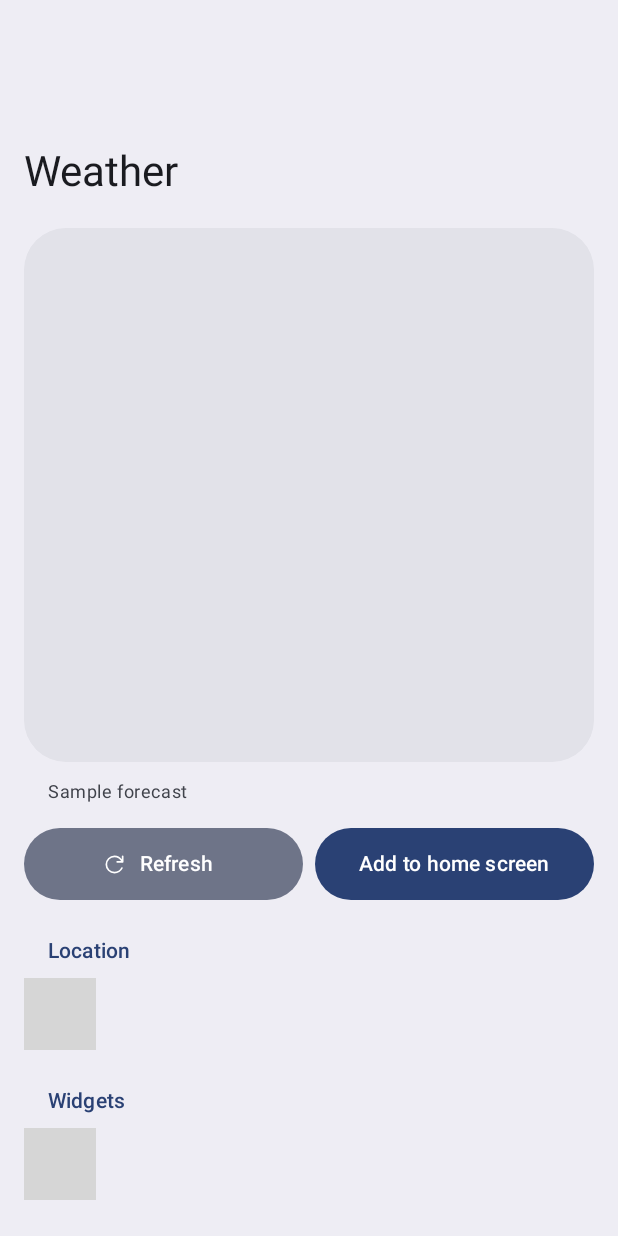
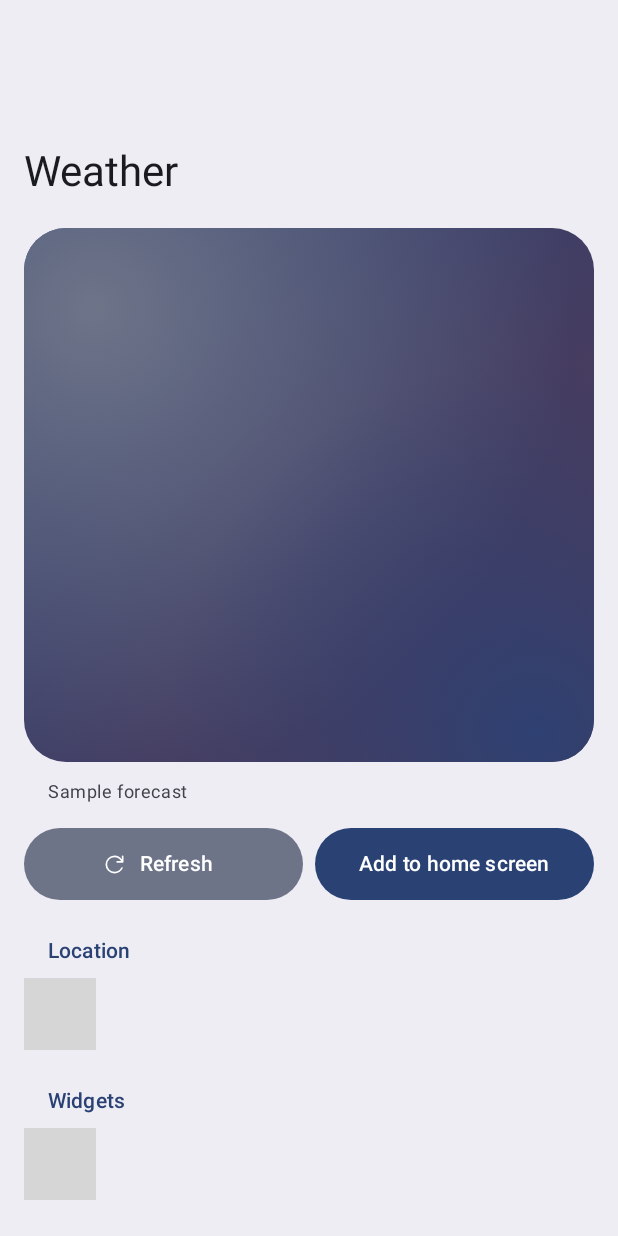
Before and after one commit to artemulianko/help-me-widgets, an Android app built with Jetpack Compose: the screen it shows after launch (MainActivity), on a phone screen of 412 x 824 dp. Run offline under Robolectric (Android 15) with nearby library versions, the phone set to English and light mode, and no system bars; our stand-ins replace Material 3 Expressive styles (plain Material 3 is drawn); libraries missing offline, so code that uses them is left out: androidx.glance, androidx.glance.action, androidx.glance.appwidget, androidx.glance.background, androidx.glance.layout; 9 statements that could not run were skipped; grey boxes are pictures that could not be loaded.

Commit message:
0.1.1: wallpaper backdrop behind widget preview, unused-app pause safeguard; README tweaks
Co-Authored-By: Claude Opus 5.5 <noreply@anthropic.com>

```diff
--- a/app/build.gradle.kts
+++ b/app/build.gradle.kts
@@ -14,8 +14,8 @@ android {
         applicationId = "app.nimbus.weather"
         minSdk = 31
         targetSdk = 37
-        versionCode = 1
-        versionName = "0.1.0"
+        versionCode = 2
+        versionName = "0.1.1"
         testInstrumentationRunner = "androidx.test.runner.AndroidJUnitRunner"
 
     }
--- a/app/src/main/java/app/nimbus/weather/ui/Components.kt
+++ b/app/src/main/java/app/nimbus/weather/ui/Components.kt
@@ -2,6 +2,7 @@
 
 package app.nimbus.weather.ui
 
+import android.app.WallpaperManager
 import android.content.Context
 import android.graphics.Typeface
 import android.widget.FrameLayout
@@ -44,6 +45,8 @@ import androidx.compose.runtime.remember
 import androidx.compose.ui.Alignment
 import androidx.compose.ui.Modifier
 import androidx.compose.ui.draw.clip
+import androidx.compose.ui.geometry.Offset
+import androidx.compose.ui.graphics.Brush
 import androidx.compose.ui.graphics.Color
 import androidx.compose.ui.platform.LocalContext
 import androidx.compose.ui.platform.testTag
@@ -118,19 +121,42 @@ fun WidgetPreview(state: WidgetState, size: DpSize, modifier: Modifier = Modifie
         modifier = modifier
             .fillMaxWidth()
             .clip(RoundedCornerShape(28.dp))
-            .background(MaterialTheme.colorScheme.surfaceContainerHighest)
-            .padding(vertical = 20.dp)
             .testTag("widget_preview"),
         contentAlignment = Alignment.Center,
     ) {
+        // A stand-in for your home screen, so background opacity reads exactly as it will there.
+        WallpaperBackdrop(Modifier.matchParentSize())
         AndroidView(
             factory = { FrameLayout(it) },
             update = { fl ->
                 fl.removeAllViews()
                 rv?.let { runCatching { fl.addView(it.apply(fl.context, fl)) } }
             },
-            modifier = Modifier.size(size),
+            modifier = Modifier.padding(vertical = 20.dp).size(size),
         )
+    }
+}
+
+/**
+ * Soft wallpaper-like backdrop from the colors of *your* wallpaper (WallpaperManager exposes
+ * them without any permission), falling back to the theme's accents.
+ */
+@Composable
+private fun WallpaperBackdrop(modifier: Modifier) {
+    val ctx = LocalContext.current
+    val cs = MaterialTheme.colorScheme
+    val wc = remember { runCatching { WallpaperManager.getInstance(ctx).getWallpaperColors(WallpaperManager.FLAG_SYSTEM) }.getOrNull() }
+    val a = wc?.primaryColor?.let { Color(it.toArgb()) } ?: cs.primary
+    val b = wc?.secondaryColor?.let { Color(it.toArgb()) } ?: cs.tertiary
+    val c = wc?.tertiaryColor?.let { Color(it.toArgb()) } ?: cs.secondaryContainer
+    Canvas(modifier) {
+        drawRect(Brush.linearGradient(listOf(a, b), start = Offset.Zero, end = Offset(size.width, size.height)))
+        val r1 = size.minDimension * 0.9f
+        val p1 = Offset(size.width * 0.12f, size.height * 0.15f)
+        drawCircle(Brush.radialGradient(listOf(c, c.copy(alpha = 0f)), center = p1, radius = r1), radius = r1, center = p1)
+        val r2 = size.minDimension * 0.7f
+        val p2 = Offset(size.width * 0.9f, size.height * 0.95f)
+        drawCircle(Brush.radialGradient(listOf(a.copy(alpha = 0.9f), a.copy(alpha = 0f)), center = p2, radius = r2), radius = r2, center = p2)
     }
 }
 
--- a/app/src/main/java/app/nimbus/weather/ui/MainActivity.kt
+++ b/app/src/main/java/app/nimbus/weather/ui/MainActivity.kt
@@ -113,6 +113,8 @@ private fun HomeScreen() {
     val lastError by store.lastError.collectAsState(null)
     var hasLoc by remember { mutableStateOf(Locations.hasForeground(ctx)) }
     var hasBg by remember { mutableStateOf(Locations.hasBackground(ctx)) }
+    // Android 12+ "Pause app activity if unused" can stop a rarely-opened app after ~3 months.
+    var hibernationExempt by remember { mutableStateOf(ctx.packageManager.isAutoRevokeWhitelisted) }
     var widgets by remember { mutableStateOf<List<Pair<Int, WidgetConfig>>>(emptyList()) }
     var tick by remember { mutableIntStateOf(0) }
 
@@ -125,6 +127,7 @@ private fun HomeScreen() {
     LifecycleEventEffect(Lifecycle.Event.ON_RESUME) {
         hasLoc = Locations.hasForeground(ctx)
         hasBg = Locations.hasBackground(ctx)
+        hibernationExempt = ctx.packageManager.isAutoRevokeWhitelisted
         tick++
         refresh(false) // cheap no-op when fresh; refreshes location while we have foreground access
     }
@@ -237,6 +240,17 @@ private fun HomeScreen() {
                         }
                     }
                 }
+                if (!hibernationExempt && widgets.isNotEmpty()) {
+                    infoRow("Keep updating if unused", "Turn off “Pause app activity if unused” so Android never pauses the widget when you don’t open the app for months") {
+                        TextButton(onClick = {
+                            runCatching {
+                                ctx.startActivity(Intent(Intent.ACTION_AUTO_REVOKE_PERMISSIONS, Uri.fromParts("package", ctx.packageName, null)))
+                            }.onFailure {
+                                ctx.startActivity(Intent(Settings.ACTION_APPLICATION_DETAILS_SETTINGS, Uri.fromParts("package", ctx.packageName, null)))
+                            }
+                        }, modifier = Modifier.testTag("hibernation")) { Text("Turn off") }
+                    }
+                }
                 switchRow("Wi‑Fi only", app.unmeteredOnly, "Background updates wait for an unmetered network") { v ->
                     scope.launch { store.updateApp { it.copy(unmeteredOnly = v) }; RefreshWorker.scheduleNow(ctx) }
                 }
```
Also changed, not shown: 1 other file.
